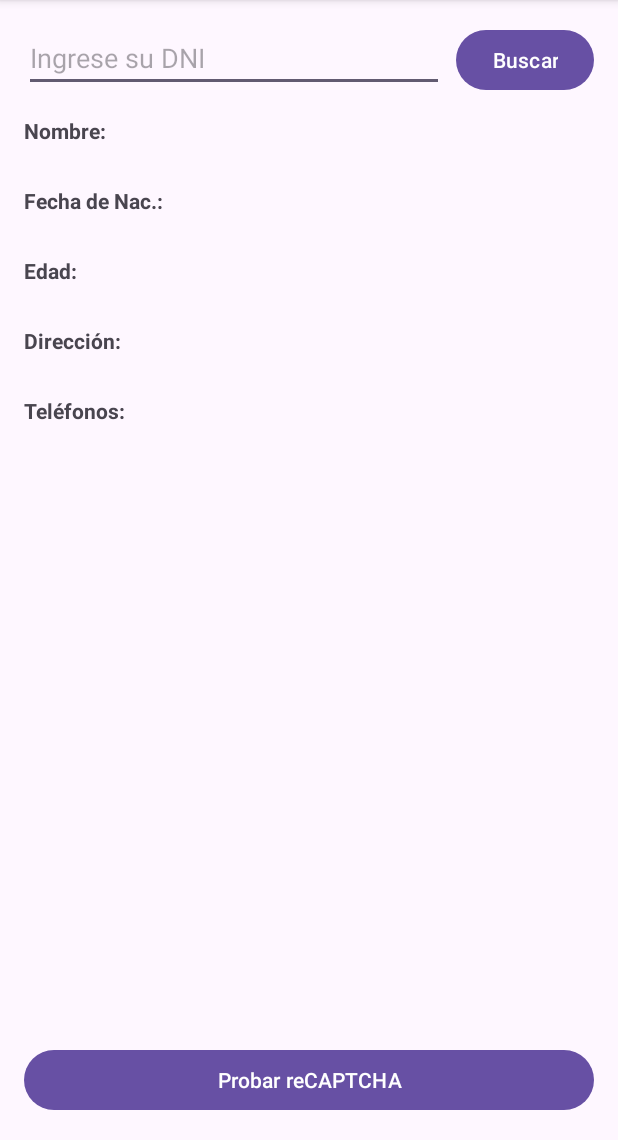
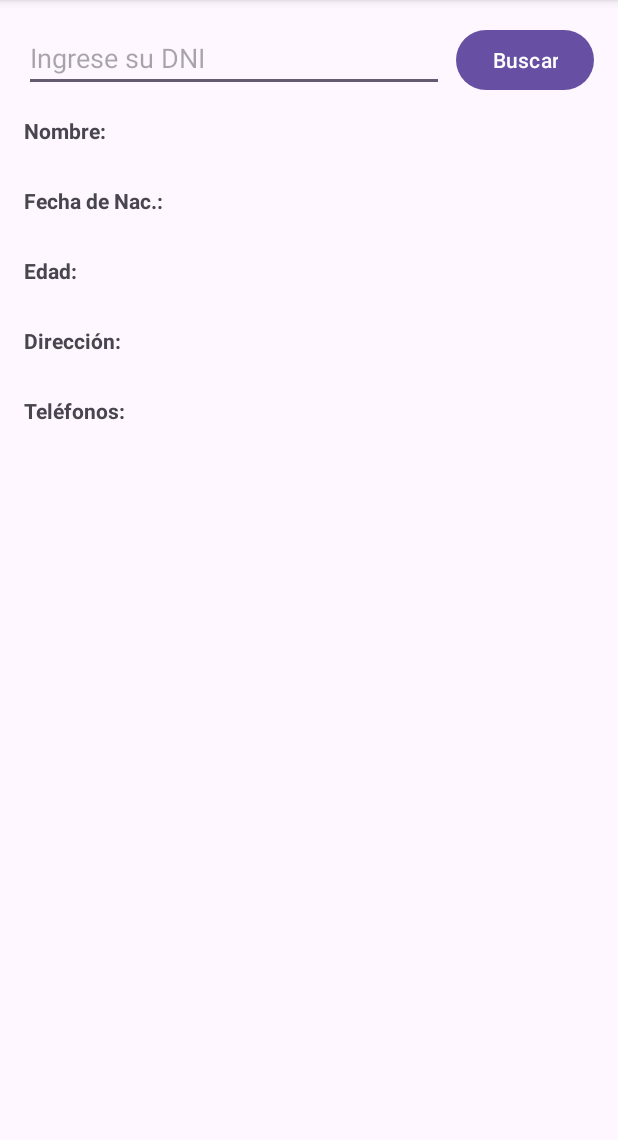
Before and after one commit to DarikPK/MovileCheck, an Android app: the MainActivity screen opened directly, with no data from a screen before it, on a phone screen of 412 x 824 dp, the part 96-1236 px from its top. Run offline under Robolectric (Android 15) with nearby library versions, the phone set to English and light mode, and no system bars.

```diff
--- a/app/src/main/res/layout/activity_main.xml
+++ b/app/src/main/res/layout/activity_main.xml
@@ -135,13 +135,4 @@
         app:layout_constraintTop_toTopOf="parent"
         app:layout_constraintStart_toStartOf="parent"/>
 
-    <com.google.android.material.button.MaterialButton
-        android:id="@+id/recaptcha_test_button"
-        android:layout_width="0dp"
-        android:layout_height="wrap_content"
-        android:text="@string/recaptcha_test_button"
-        app:layout_constraintBottom_toBottomOf="parent"
-        app:layout_constraintStart_toStartOf="parent"
-        app:layout_constraintEnd_toEndOf="parent"/>
-
 </androidx.constraintlayout.widget.ConstraintLayout>
--- a/app/src/main/res/values/strings.xml
+++ b/app/src/main/res/values/strings.xml
@@ -27,7 +27,4 @@
 
     <!-- Time Restriction -->
     <string name="time_restriction_message">Las consultas solo están disponibles en el horario de 7am a 11:30pm.</string>
-
-    <!-- reCAPTCHA Test -->
-    <string name="recaptcha_test_button">Probar reCAPTCHA</string>
 </resources>
```
Also changed, not shown: app/build.gradle.kts (+4 -4 lines), app/src/main/java/com/example/consultadni/BuroActivity.kt (+18 -26 lines), app/src/main/java/com/example/consultadni/MainActivity.kt (+2 -25 lines).
